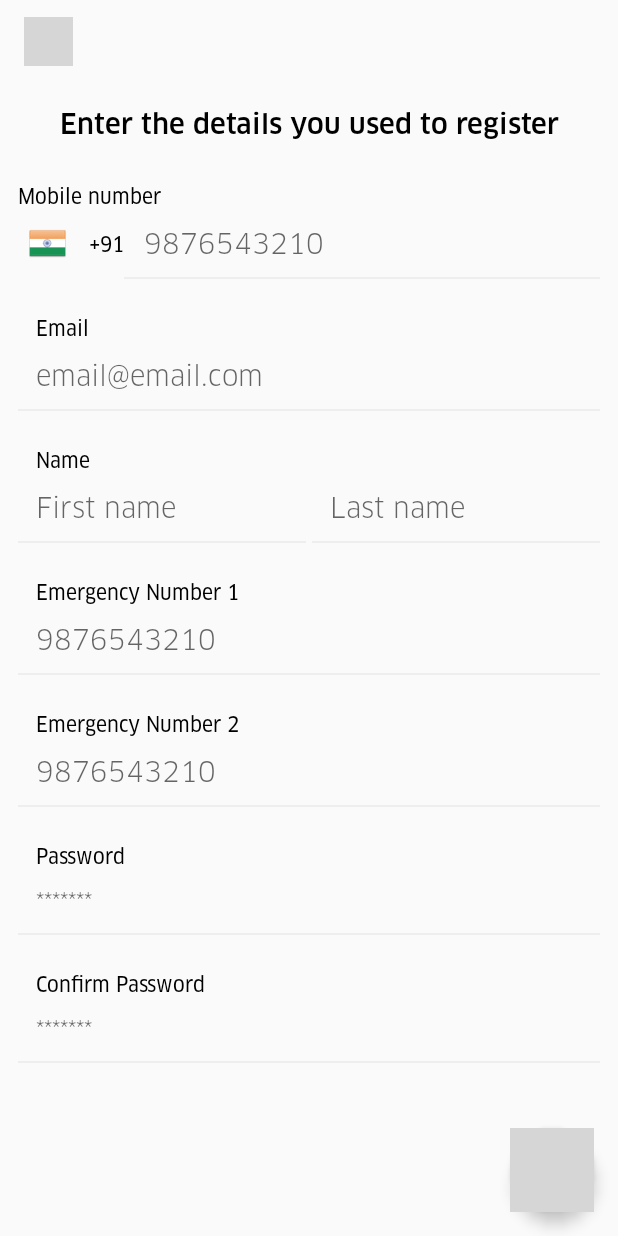
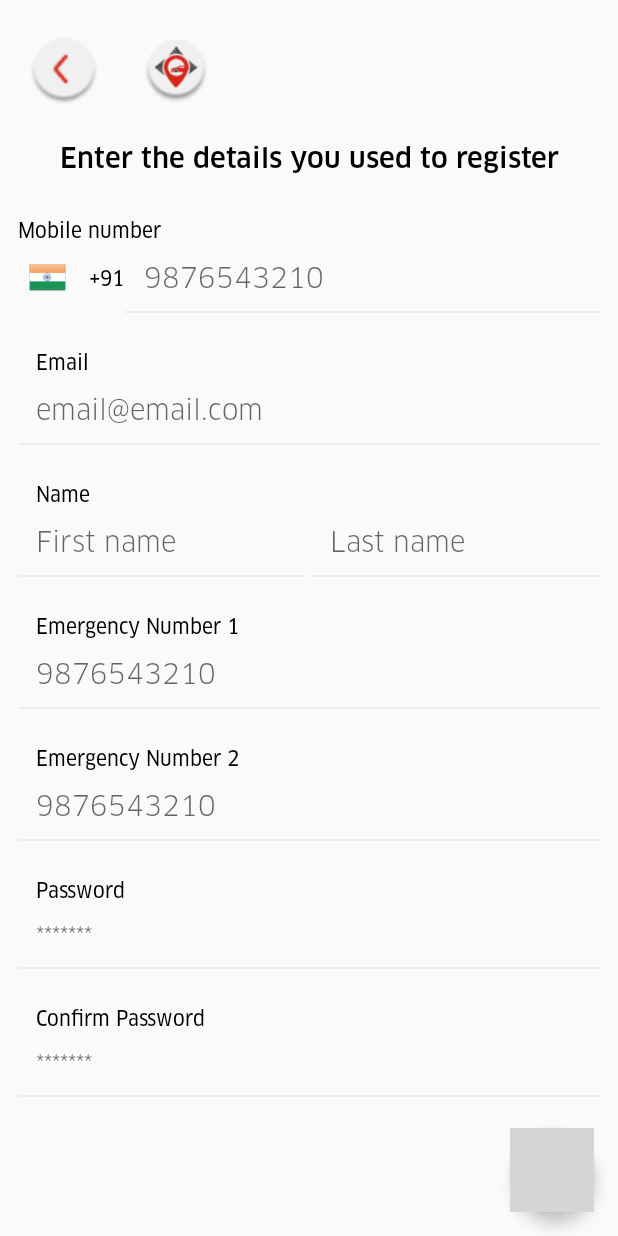
Before and after one commit to vishnutejar/GorideDriver, an Android app: the RegisterActivity screen opened directly, with no data from a screen before it, on a phone screen of 412 x 824 dp. Run offline under Robolectric (Android 15) with nearby library versions, the phone set to English and light mode, and no system bars; our stand-ins replace ButterKnife, RxJava, sdp/ssp sizes; libraries missing offline, so code that uses them is left out: com.facebook, com.facebook.accountkit, com.facebook.stetho, es.dmoral.toasty, pl.aprilapps.easyphotopicker; 5 statements that could not run were skipped; grey boxes are pictures that could not be loaded.

Commit message:
Ui Changes on activity_forgot.xml and java file and toolbar_main.xml

```diff
--- a/app/src/main/res/layout/toolbar_main.xml
+++ b/app/src/main/res/layout/toolbar_main.xml
@@ -3,7 +3,8 @@
     xmlns:app="http://schemas.android.com/apk/res-auto"
     android:id="@+id/toolbar"
     android:layout_width="match_parent"
-    android:layout_height="?attr/actionBarSize"
+    android:layout_height="@dimen/_50sdp"
+    android:layout_marginTop="@dimen/_10sdp"
     android:elevation="1dp"
     android:minHeight="?attr/actionBarSize"
     app:popupTheme="@style/AppTheme.PopupOverlay">
@@ -15,19 +16,25 @@
 
         <ImageView
             android:id="@+id/back"
-            android:layout_width="@dimen/_25sdp"
-            android:layout_height="@dimen/_25sdp"
+            android:layout_width="@dimen/_40sdp"
+            android:layout_height="@dimen/_40sdp"
             android:layout_gravity="center_vertical"
             android:padding="@dimen/_2sdp"
-            android:src="@drawable/ic_back_black"
+            android:src="@drawable/ic_backbt_red"
             android:visibility="visible" />
 
 
         <LinearLayout
-            android:layout_width="match_parent"
+            android:layout_marginStart="@dimen/_20sdp"
+            android:layout_width="0dp"
             android:layout_height="match_parent"
             android:layout_weight="1"
-            android:gravity="center|left">
+            android:gravity="center">
+
+            <ImageView
+                android:layout_width="@dimen/_35sdp"
+                android:layout_height="@dimen/_35sdp"
+                android:src="@drawable/ic_logo_showdcircle" />
 
             <TextView
                 android:id="@+id/title"
@@ -37,6 +44,8 @@
                 android:ellipsize="end"
                 android:gravity="center|left"
                 android:singleLine="true"
+                android:fontFamily="@font/clanpro_medium"
+                android:textColor="@color/black"
                 android:textSize="@dimen/_13ssp"
                 android:visibility="visible" />
 
```
Also changed, not shown: app/src/main/res/layout/activity_forgot.xml (+23 -13 lines), app/src/main/res/drawable/ic_backbt_red.png (added), app/src/main/res/drawable/ic_logo_showdcircle.png (added).
